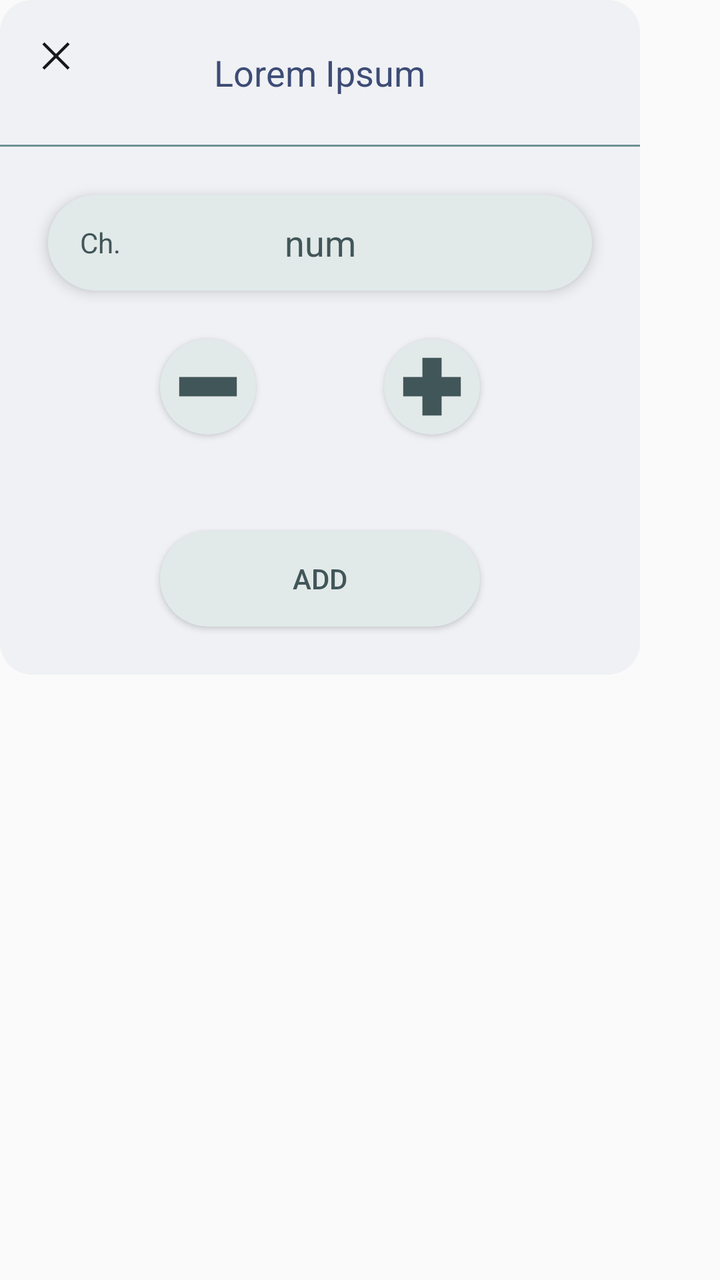
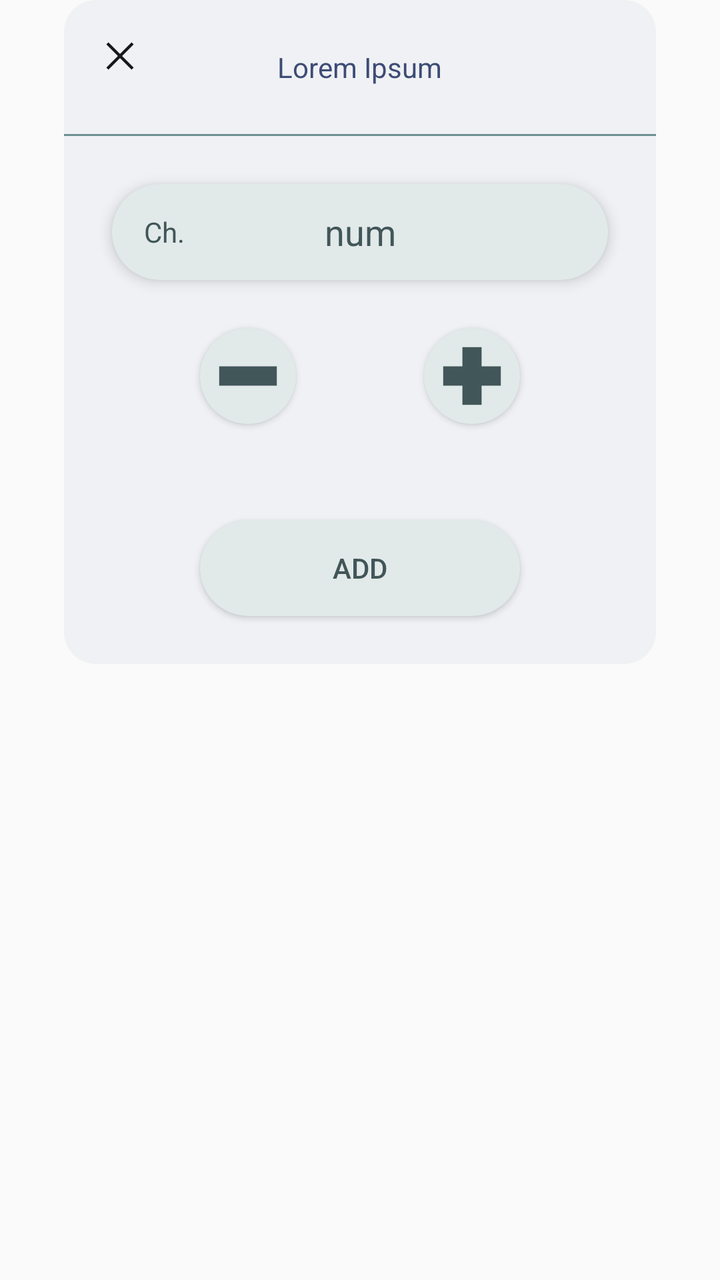

An Android layout rendered at two revisions. The XML below is the earlier revision; the diff shows what the commit changed to produce the second picture.
<!-- AndroidManifest.xml: application theme Theme.MangaCheck -->
<!-- res/layout/update_comics_dialog.xml -->
<?xml version="1.0" encoding="utf-8"?>
<FrameLayout xmlns:android="http://schemas.android.com/apk/res/android"
    android:layout_width="match_parent"
    android:layout_height="wrap_content">

    <Button
        android:layout_marginTop="@dimen/U_2"
        android:layout_marginStart="@dimen/U_2"
        android:layout_width="@dimen/U_3"
        android:layout_height="@dimen/U_3"
        android:background="@drawable/exit_icon"
        android:elevation="@dimen/U_1"/>

    <LinearLayout
        android:layout_width="@dimen/U_40"
        android:layout_height="wrap_content"
        android:background="@drawable/basic_surface"
        android:clipChildren="false"
        android:orientation="vertical">

        <EditText
            android:layout_width="wrap_content"
            android:layout_height="wrap_content"
            android:layout_gravity="center_horizontal"
            android:layout_marginVertical="@dimen/U_3"
            android:autofillHints="comic_name"
            android:background="@drawable/text_input"
            android:text="@string/missing"
            android:inputType="text"
            android:textColor="?colorTertiary"
            android:textColorHint="?colorTertiary"/>

        <View
            android:layout_width="match_parent"
            android:layout_height="@dimen/U_min"
            android:background="@drawable/horizontal_straight_line" />

        <include layout="@layout/chapter_number_input" />

        <include layout="@layout/dec_inc_buttons" />

        <Button
            android:id="@+id/submit_button"
            android:layout_width="@dimen/U_20"
            android:layout_height="@dimen/U_6"
            android:layout_gravity="center"
            android:textColor="?colorOnSurfaceVariant"
            android:layout_marginVertical="@dimen/U_3"
            android:background="@drawable/submit_button"
            android:backgroundTint="?colorSurfaceVariant"
            android:elevation="@dimen/U_1"
            android:text="@string/add_comic_submit" />
    </LinearLayout>
</FrameLayout>
<!-- res/layout/chapter_number_input.xml (included above) -->
<?xml version="1.0" encoding="utf-8"?>
<FrameLayout xmlns:android="http://schemas.android.com/apk/res/android"
    android:id="@+id/chapter_number"
    android:layout_width="match_parent"
    android:layout_height="@dimen/U_6"
    android:layout_marginHorizontal="@dimen/U_3"
    android:layout_marginVertical="@dimen/U_3"
    android:autofillHints="chapter"
    android:background="@drawable/basic_surface_variant"
    android:elevation="@dimen/U_half">

    <TextView
        android:layout_width="wrap_content"
        android:layout_height="wrap_content"
        android:layout_gravity="center_vertical"
        android:paddingStart="@dimen/U_2"
        android:paddingEnd="0dp"
        android:text="@string/chapter_abbreviations"
        android:textColor="?colorOnSurfaceVariant" />

    <EditText
        android:id="@+id/input"
        android:layout_width="match_parent"
        android:layout_height="wrap_content"
        android:layout_gravity="center"
        android:layout_marginHorizontal="@dimen/U_3"
        android:autofillHints="chapter_number"
        android:background="#00000000"
        android:hint="@string/chapter_abbreviation_number"
        android:inputType="number"
        android:textAlignment="center"
        android:textColor="?colorOnSurfaceVariant"
        android:textColorHint="?colorOnSurfaceVariant" />
</FrameLayout>
<!-- res/layout/dec_inc_buttons.xml (included above) -->
<?xml version="1.0" encoding="utf-8"?>
<LinearLayout xmlns:android="http://schemas.android.com/apk/res/android"
    android:layout_width="wrap_content"
    android:layout_height="wrap_content"
    android:layout_gravity="center_horizontal"
    android:layout_marginBottom="@dimen/U_3"
    android:orientation="horizontal">

    <Button
        android:id="@+id/dec_button"
        android:layout_width="@dimen/U_6"
        android:layout_height="@dimen/U_6"
        android:layout_gravity="start"
        android:layout_marginEnd="@dimen/U_4"
        android:background="@drawable/minus_button"
        android:elevation="@dimen/U_1" />

    <Button
        android:id="@+id/inc_button"
        android:layout_width="@dimen/U_6"
        android:layout_height="@dimen/U_6"
        android:layout_gravity="end"
        android:layout_marginStart="@dimen/U_4"
        android:background="@drawable/plus_button"
        android:elevation="@dimen/U_1" />

</LinearLayout>
<!-- resources referenced by this layout -->
<resources>
  <dimen name="U_1">8dp</dimen>
  <dimen name="U_2">16dp</dimen>
  <dimen name="U_20">160dp</dimen>
  <dimen name="U_3">24dp</dimen>
  <dimen name="U_4">32dp</dimen>
  <dimen name="U_40">320dp</dimen>
  <dimen name="U_6">48dp</dimen>
  <dimen name="U_half">4dp</dimen>
  <dimen name="U_min">1dp</dimen>
  <!-- drawable basic_surface (drawable) -->
  <?xml version="1.0" encoding="utf-8"?>
  <shape xmlns:android="http://schemas.android.com/apk/res/android"
      android:shape="rectangle">
      <solid android:color="?colorSurface" />
      <corners android:radius="@dimen/U_2" />
  </shape>
  <!-- drawable basic_surface_variant (drawable) -->
  <?xml version="1.0" encoding="utf-8"?>
  <shape xmlns:android="http://schemas.android.com/apk/res/android"
      android:shape="rectangle">
      <solid android:color="?colorSurfaceVariant" />
      <corners android:radius="@dimen/U_8" />
  </shape>
  <!-- drawable exit_icon (drawable) -->
  <vector xmlns:android="http://schemas.android.com/apk/res/android"
      android:width="48dp"
      android:height="48dp"
      android:autoMirrored="true"
      android:viewportWidth="960"
      android:viewportHeight="960">
    <path
        android:fillColor="?colorOnSurface"
        android:pathData="m249,753 l-42,-42 231,-231 -231,-231 42,-42 231,231 231,-231 42,42 -231,231 231,231 -42,42 -231,-231 -231,231Z"/>
  </vector>
  <!-- drawable horizontal_straight_line (drawable) -->
  <?xml version="1.0" encoding="utf-8"?>
  <shape xmlns:android="http://schemas.android.com/apk/res/android"
      android:shape="rectangle">
      <solid android:color="?colorOutline" />
  </shape>
  <!-- drawable submit_button (drawable) -->
  <?xml version="1.0" encoding="utf-8"?>
  <shape xmlns:android="http://schemas.android.com/apk/res/android"
      android:shape="rectangle">
      <solid android:color="@color/secondary_35" />
      <corners android:radius="@dimen/U_8" />
  </shape>
  <!-- drawable text_input (drawable) -->
  <?xml version="1.0" encoding="utf-8"?>
  <shape xmlns:android="http://schemas.android.com/apk/res/android"
      android:shape="rectangle">
      <solid android:color="?colorSurface"/>
      <corners android:radius="@dimen/U_13"/>
  </shape>
  <string name="add_comic_submit">Add</string>
  <string name="chapter_abbreviation_number">num</string>
  <string name="chapter_abbreviations">Ch.</string>
  <string name="missing">Lorem Ipsum</string>
  <dimen name="U_8">64dp</dimen>
  <color name="secondary_35">#0A9FA9</color>
  <dimen name="U_13">104dp</dimen>
  <color name="primary_35">#1038A2</color>
  <color name="primary_80">#A3B9F5</color>
  <color name="white">#FFFFFFFF</color>
  <color name="primary_20">#0A205C</color>
  <color name="secondary_80">#9FF4F9</color>
  <color name="secondary_20">#065B60</color>
  <color name="tertiary_35">#3D4C76</color>
  <color name="tertiary_80">#BCC4DC</color>
  <color name="tertiary_20">#232B43</color>
  <color name="error_35">#B22200</color>
  <color name="error_80">#FFAC99</color>
  <color name="error_20">#661300</color>
  <color name="Natural_80">#C4C9D4</color>
  <color name="Natural_10">#16181D</color>
  <color name="Natural_95">#F0F1F4</color>
  <color name="Natural_20">#2B303B</color>
  <color name="VNatural_90">#E2E9E9</color>
  <color name="VNatural_30">#415658</color>
  <color name="VNatural_50">#6C9093</color>
  <color name="VNatural_80">#C4D3D4</color>
  <style name="mySpinnerItemSelectedStyle" parent="@android:style/Widget.Holo.TextView.SpinnerItem">
          <item name="android:textColor">@color/black</item>
      </style>
  <color name="black">#FF000000</color>
  <!-- unchanged entries left out for length: 3 -->
</resources>

<!-- the commit's change to res/layout/update_comics_dialog.xml (unified diff, before → after) -->
@@ -1,32 +1,35 @@
 <?xml version="1.0" encoding="utf-8"?>
 <FrameLayout xmlns:android="http://schemas.android.com/apk/res/android"
     android:layout_width="match_parent"
-    android:layout_height="wrap_content">
+    android:layout_height="match_parent">
 
     <Button
         android:layout_marginTop="@dimen/U_2"
-        android:layout_marginStart="@dimen/U_2"
+        android:layout_marginStart="@dimen/U_6"
         android:layout_width="@dimen/U_3"
         android:layout_height="@dimen/U_3"
         android:background="@drawable/exit_icon"
         android:elevation="@dimen/U_1"/>
 
     <LinearLayout
-        android:layout_width="@dimen/U_40"
+        android:layout_width="match_parent"
         android:layout_height="wrap_content"
         android:background="@drawable/basic_surface"
+        android:layout_marginHorizontal="@dimen/U_4"
         android:clipChildren="false"
         android:orientation="vertical">
 
-        <EditText
+        <TextView
+            android:id="@+id/manga_title"
+            android:textAlignment="center"
             android:layout_width="wrap_content"
             android:layout_height="wrap_content"
             android:layout_gravity="center_horizontal"
             android:layout_marginVertical="@dimen/U_3"
+            android:paddingHorizontal="@dimen/U_6"
             android:autofillHints="comic_name"
             android:background="@drawable/text_input"
             android:text="@string/missing"
-            android:inputType="text"
             android:textColor="?colorTertiary"
             android:textColorHint="?colorTertiary"/>
 
<!-- resource entries referenced after the edit -->
@@ -5,7 +5,6 @@
   <dimen name="U_20">160dp</dimen>
   <dimen name="U_3">24dp</dimen>
   <dimen name="U_4">32dp</dimen>
-  <dimen name="U_40">320dp</dimen>
   <dimen name="U_6">48dp</dimen>
   <dimen name="U_half">4dp</dimen>
   <dimen name="U_min">1dp</dimen>
